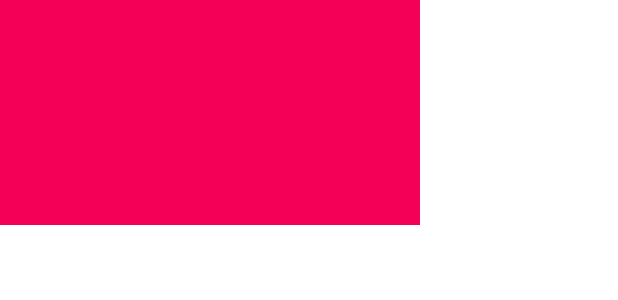
After one commit to Ganesherx/Story, an Android app: the layout fragment_navigation_drawer.xml on its own in the app's theme, with its tools: preview values and no code run, on a phone screen of 412 x 824 dp. The commit adds this screen. Shown: the top 300 px of the screen. Run offline under Robolectric (Android 15) with nearby library versions, the phone set to English and light mode, and no system bars.

Commit message:
navigation drawer

```diff
--- a/app/build.gradle
+++ b/app/build.gradle
@@ -34,6 +34,8 @@ dependencies {
         exclude group: 'com.android.support', module: 'support-annotations'
     })
 
+
+
     compile 'com.android.support:appcompat-v7:25.3.1'
     compile 'com.android.support:support-v4:25.3.1'
     compile 'com.android.support:design:25.3.1'
@@ -46,7 +48,5 @@ dependencies {
     compile 'com.firebase:firebase-client-android:2.5.2'
     compile 'com.firebaseui:firebase-ui:1.2.0'
     testCompile 'junit:junit:4.12'
-
-
 }
 apply plugin: 'com.google.gms.google-services'
--- a/app/src/main/AndroidManifest.xml
+++ b/app/src/main/AndroidManifest.xml
@@ -4,6 +4,7 @@
 
     <!--PERMISSIONS -->
     <uses-permission android:name="android.permission.INTERNET"/>
+    <uses-permission android:name="android.permission.ACCESS_NETWORK_STATE" />
 
     <application
         android:allowBackup="true"
--- /dev/null
+++ b/app/src/main/res/layout/fragment_navigation_drawer.xml
@@ -0,0 +1,21 @@
+<FrameLayout xmlns:android="http://schemas.android.com/apk/res/android"
+    xmlns:tools="http://schemas.android.com/tools"
+    android:layout_width="match_parent"
+    android:layout_height="match_parent"
+    android:background="@color/white"
+    tools:context="com.example.ganesh.story.ui.navigationDrawer.NavigationDrawerFragment">
+
+    <LinearLayout
+        android:layout_width="match_parent"
+        android:layout_height="wrap_content"
+        android:orientation="vertical">
+
+        <ImageView
+            android:layout_width="280dp"
+            android:layout_height="150dp"
+            android:background="@color/colorAccent" />
+
+    </LinearLayout>
+
+
+</FrameLayout>
--- a/app/src/main/res/values/strings.xml
+++ b/app/src/main/res/values/strings.xml
@@ -7,4 +7,7 @@
     <!-- TODO: Remove or change this placeholder text -->
     <string name="hello_blank_fragment">Hello blank fragment</string>
     <string name="progress_dialog_authenticating_with_firebase">Authenticating with Firebase…</string>
+
+    <string name="drawer_open">Open</string>
+    <string name="drawer_close">Close</string>
 </resources>
--- a/app/src/main/res/values/styles.xml
+++ b/app/src/main/res/values/styles.xml
@@ -6,6 +6,7 @@
         <item name="colorPrimary">@color/colorPrimary</item>
         <item name="colorPrimaryDark">@color/colorPrimaryDark</item>
         <item name="colorAccent">@color/colorAccent</item>
+        <item name="android:windowTranslucentStatus">true</item>
     </style>
 
     <style name="Toolbar" parent="Widget.AppCompat.Light.ActionBar">
```
Also changed, not shown: app/src/main/java/com/example/ganesh/story/ui/MainActivity.java (+13 -1 lines), app/src/main/java/com/example/ganesh/story/ui/navigationDrawer/NavigationDrawerFragment.java (added, +92 -0 lines), app/src/main/res/layout/activity_main.xml (+24 -13 lines).
